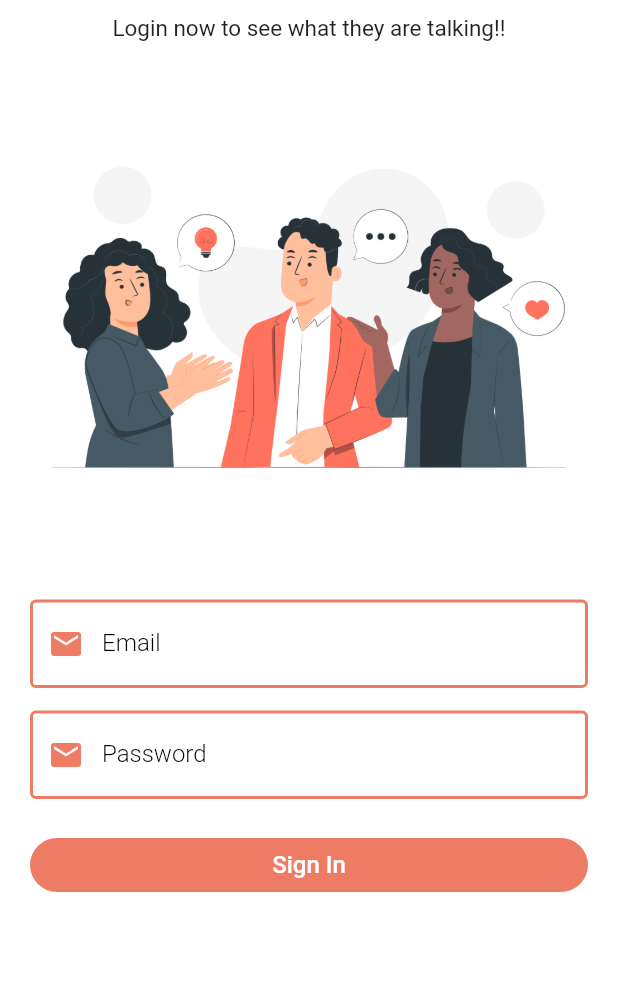
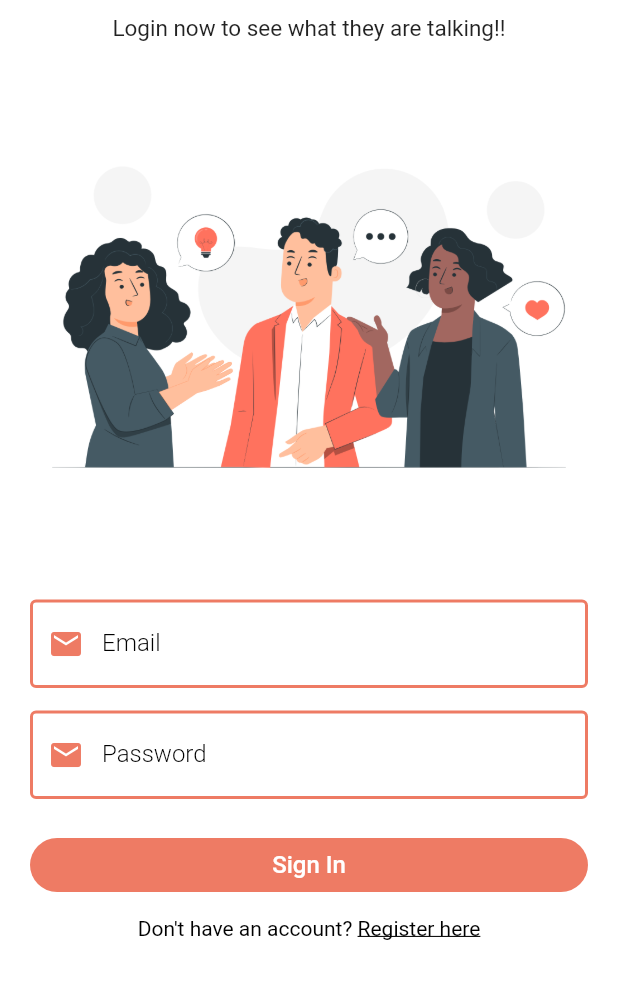
Before and after one commit to Rashadul-hub/groupie_chat_app, a Flutter app: the screen it shows after launch, after a tap on "Sign In", on a phone screen of 412 x 824 dp, the part 191-1190 px from its top. Run offline on Flutter 3.47's test engine with Material 2 defaults, Android fonts, the phone set to English and light mode, and no system bars; our stand-ins replace firebase_core, shared_preferences; accounts and stored records are empty.

Commit message:
Updated Login = TextSpan Added

```diff
--- a/lib/pages/auth/login_page.dart
+++ b/lib/pages/auth/login_page.dart
@@ -1,6 +1,8 @@
 import 'dart:math';
 
+import 'package:flutter/gestures.dart';
 import 'package:flutter/material.dart';
+import 'package:groupie/pages/auth/register_page.dart';
 import 'package:groupie/widgets/widgets.dart';
 
 class LoginPage extends StatefulWidget {
@@ -104,8 +106,27 @@ class _LoginPageState extends State<LoginPage> {
                       "Sign In",
                       style: TextStyle(color: Colors.white, fontSize: 16),
                     ),
-                    onPressed: () {},
+                    onPressed: () {
+                      login();
+                    },
                   ),
+                ),
+                const SizedBox(height: 10,),
+                Text.rich(
+                  TextSpan(
+                    text: "Don't have an account? ",
+                    style: const TextStyle(color: Colors.black,fontSize: 14),
+                    children: <TextSpan>[
+                      TextSpan(
+                        text: "Register here",
+                        style: const TextStyle(color: Colors.black, decoration: TextDecoration.underline),
+                        recognizer: TapGestureRecognizer()..onTap = (){
+                          nextScreen(context, const RegisterPage());
+
+                        }
+                      )
+                    ],
+                  )
                 )
               ],
             ),
@@ -115,3 +136,8 @@ class _LoginPageState extends State<LoginPage> {
     );
   }
 }
+
+
+login(){
+
+}
```
